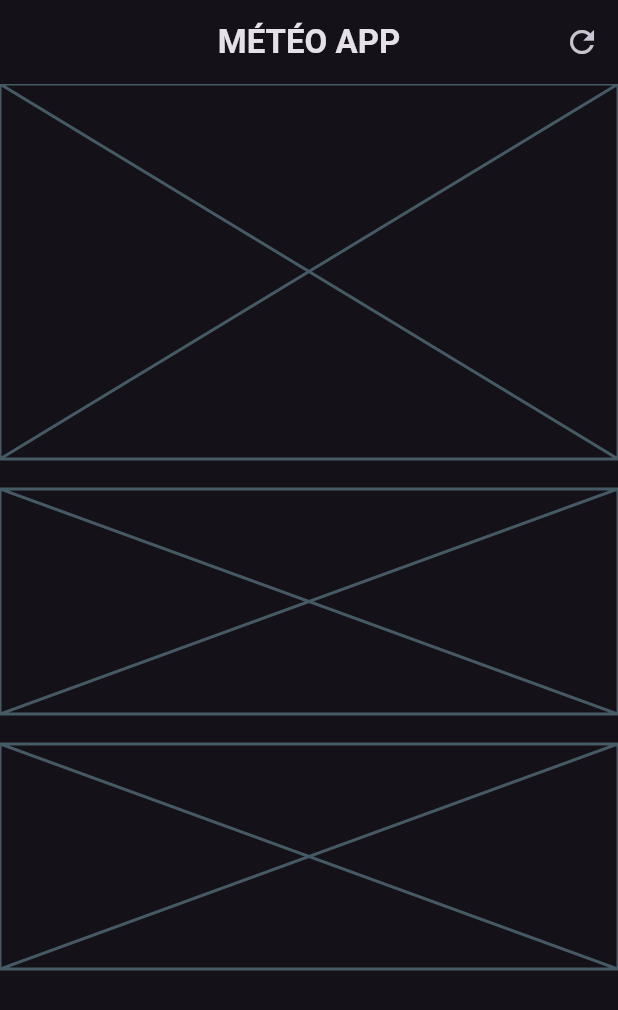
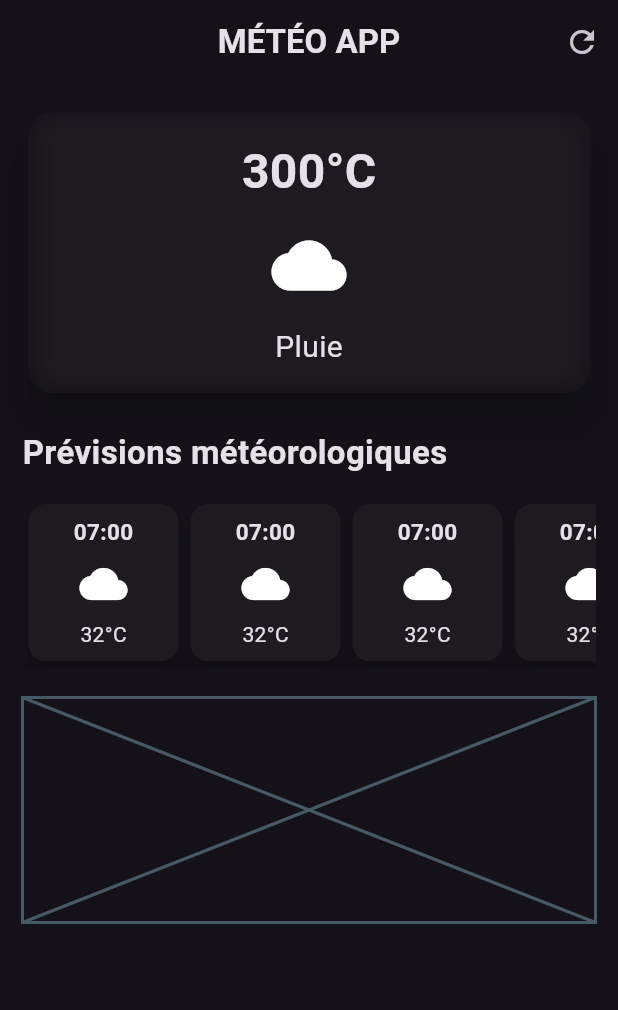
Before and after one commit to Jeremi-Koloma/weather_app, a Flutter app: the screen it shows after launch, on a phone screen of 412 x 824 dp. Shown: the top 1010 px of the screen. Run offline on Flutter 3.47's test engine with Material 2 defaults, Android fonts, the phone set to English and light mode, and no system bars.

Commit message:
Card des prévisions Okay mais statique

```diff
--- a/lib/weather_screen.dart
+++ b/lib/weather_screen.dart
@@ -1,3 +1,5 @@
+import 'dart:ui';
+
 import 'package:flutter/material.dart';
 
 class WeatherScreen extends StatelessWidget {
@@ -21,22 +23,112 @@ class WeatherScreen extends StatelessWidget {
           ),
         ],
       ),
-      body: Column(
+      body: Padding(
+        padding: const EdgeInsets.all(15.0),
+        child: Column(
+          crossAxisAlignment: CrossAxisAlignment.start,
+          children: [
+            // Card principale
+            SizedBox(
+              width: double.infinity,
+              child: Card(
+                elevation: 10.0,
+                shape: RoundedRectangleBorder(
+                  borderRadius: BorderRadius.circular(16.0),
+                ),
+                child: ClipRRect(
+                  borderRadius: BorderRadius.circular(16),
+                  child: BackdropFilter(
+                    filter: ImageFilter.blur(sigmaX: 10.0, sigmaY: 10.0),
+                    child: Padding(
+                      padding: const EdgeInsets.all(16.0),
+                      child: Column(
                         children: const [
-          // main card
-          Placeholder(
-            fallbackHeight: 250,
+                          Text(
+                            "300°C",
+                            style: TextStyle(
+                              fontSize: 32.0,
+                              fontWeight: FontWeight.bold,
                             ),
-          SizedBox(height: 20),
-          Placeholder(
-            fallbackHeight: 150,
                           ),
-          SizedBox(height: 20),
+                          SizedBox(height: 15.0),
+                          Icon(
+                            Icons.cloud,
+                            size: 50.0,
+                          ),
+                          SizedBox(height: 15),
+                          Text(
+                            "Pluie",
+                            style: TextStyle(fontSize: 20.0),
+                          ),
+                        ],
+                      ),
+                    ),
+                  ),
+                ),
+              ),
+            ),
+            const SizedBox(height: 20.0),
+            // card des Prévisions
+            const Text(
+              "Prévisions météorologiques",
+              style: TextStyle(
+                fontSize: 22.0,
+                fontWeight: FontWeight.bold,
+              ),
+            ),
+            const SizedBox(height: 15.0),
+            SingleChildScrollView(
+              scrollDirection: Axis.horizontal,
+              child: Row(
+                children: const [
+                  CardPrevisionItems(),
+                  CardPrevisionItems(),
+                  CardPrevisionItems(),
+                  CardPrevisionItems(),
+                  CardPrevisionItems(),
+                  CardPrevisionItems(),
+                ],
+              ),
+            ),
+            const SizedBox(height: 20),
+
+            // Section infos
             Placeholder(
               fallbackHeight: 150,
             ),
           ],
         ),
+      ),
     );
   }
 }
+
+// Classe pour les cardes des prévisions
+class CardPrevisionItems extends StatelessWidget {
+  const CardPrevisionItems({super.key});
+
+  @override
+  Widget build(BuildContext context) {
+    return Card(
+      elevation: 6.0,
+      child: Container(
+        width: 100.0,
+        decoration: BoxDecoration(borderRadius: BorderRadius.circular(12.0)),
+        padding: const EdgeInsets.all(8.0),
+        child: Column(
+          children: const [
+            Text(
+              "07:00",
+              style: TextStyle(fontSize: 15.0, fontWeight: FontWeight.bold),
+            ),
+            SizedBox(height: 8.0),
+            Icon(Icons.cloud, size: 32),
+            SizedBox(height: 8.0),
+            Text("32°C"),
+          ],
+        ),
+      ),
+    );
+  }
+}
```
Also changed, not shown: 2 other files. Lines whose indentation alone changed are shown as unchanged.
